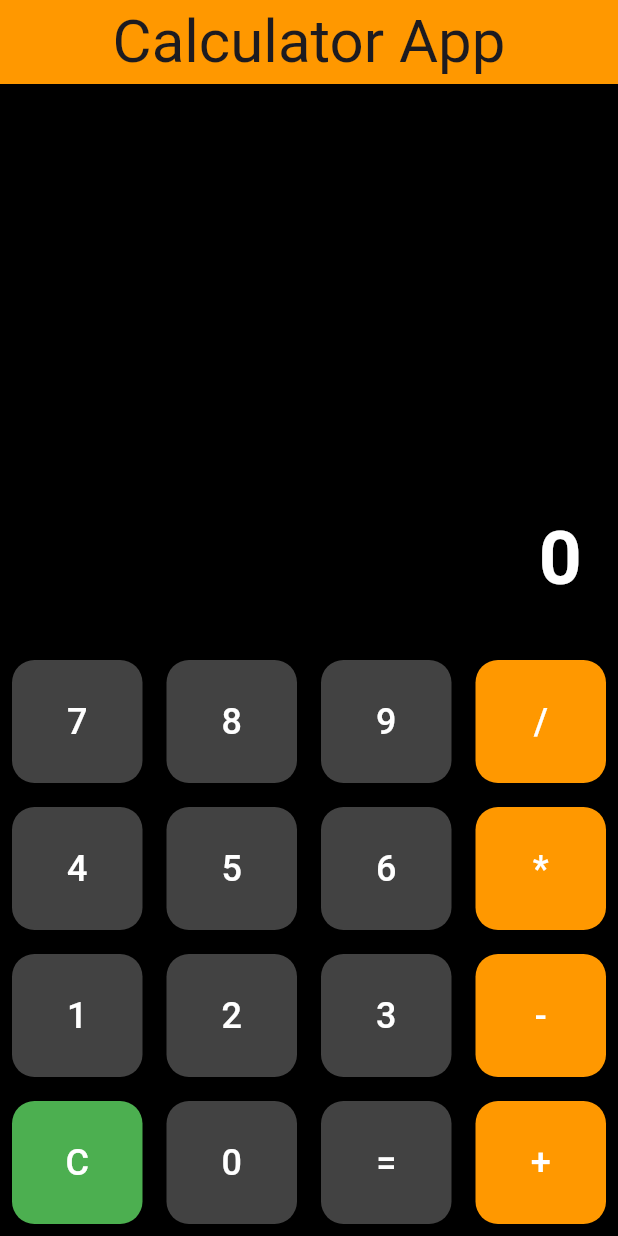
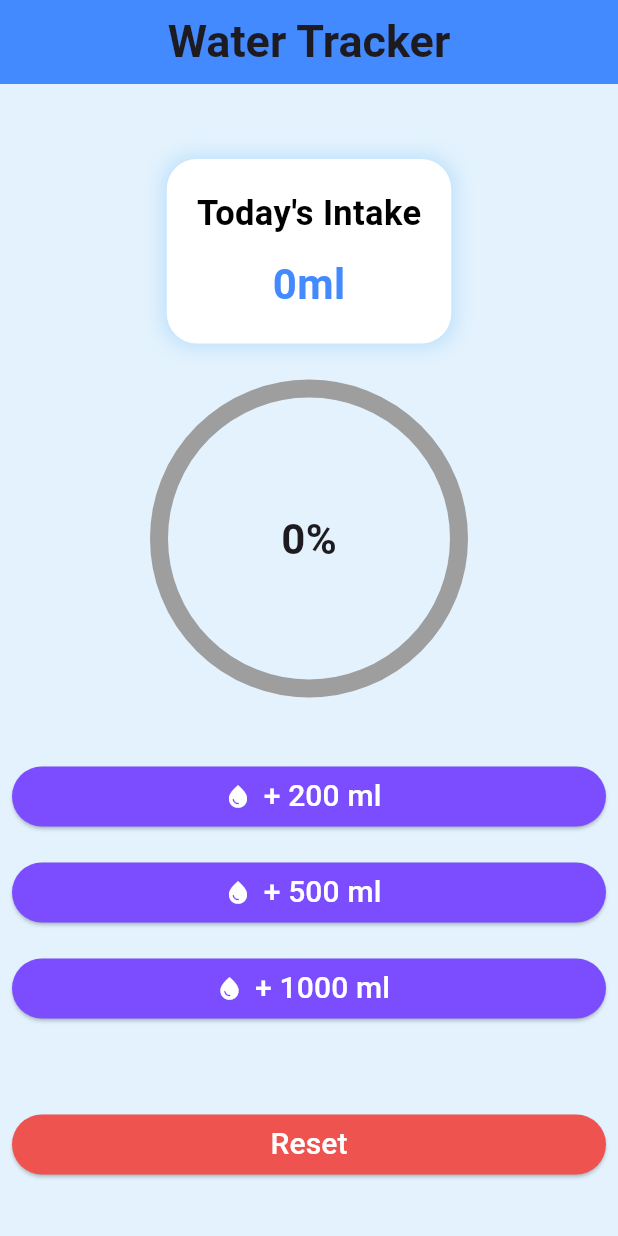
Before and after one commit to nimeullaha71/flutter_f, a Flutter app: the screen it shows after launch, on a phone screen of 412 x 824 dp. Run offline on Flutter 3.47's test engine with Material 3 defaults, Android fonts, the light colour scheme and no system bars; our stand-ins replace device_preview, responsive_builder, sizer.

Commit message:
water tracker

```diff
--- a/lib/myApp.dart
+++ b/lib/myApp.dart
@@ -1,5 +1,6 @@
 import 'package:device_preview/device_preview.dart';
 import 'package:flutter/material.dart';
+import 'package:flutter_f/waterTrackerApp.dart';
 import 'package:responsive_builder/responsive_builder.dart';
 import 'package:sizer/sizer.dart';
 import 'Home.dart';
@@ -36,7 +37,7 @@ class myApp extends StatelessWidget {
           ),
 
           title: "Flutter app",
-          home: calculatorApp(),
+          home: waterTracker(),
         );
       }
     );
--- /dev/null
+++ b/lib/waterTrackerApp.dart
@@ -0,0 +1,136 @@
+import 'package:flutter/material.dart';
+import 'package:flutter_f/widget/AddWaterBTN.dart';
+
+class waterTracker extends StatefulWidget {
+  const waterTracker({super.key});
+
+  @override
+  State<waterTracker> createState() => _waterTrackerState();
+}
+
+class _waterTrackerState extends State<waterTracker> {
+
+  int _currentIntake = 0;
+  final int _goal = 2000;
+
+  void waterAdd(int amount){
+    setState(() {
+      if(_currentIntake<_goal){
+        _currentIntake  = (_currentIntake+amount).clamp(0, _goal);
+      }
+    });
+  }
+
+  void resetWater(){
+    setState(() {
+      _currentIntake = 0;
+    });
+  }
+
+  @override
+  Widget build(BuildContext context) {
+    double progress = (_currentIntake/_goal).clamp(0.0, 1.0);
+    return Scaffold(
+      backgroundColor: Colors.blue.shade50,
+      appBar: AppBar(
+        title: Text(
+          "Water Tracker",
+          style: TextStyle(fontSize: 30, fontWeight: FontWeight.bold),
+        ),
+        backgroundColor: Colors.blueAccent,
+      ),
+      body: Center(
+        child: Column(
+          crossAxisAlignment: CrossAxisAlignment.center,
+          children: [
+            SizedBox(
+              height: 50,
+            ),
+            Container(
+              padding: EdgeInsets.all(20),
+              decoration: BoxDecoration(
+                  color: Colors.white,
+                  borderRadius: BorderRadius.circular(20),
+                  boxShadow: [
+                    BoxShadow(
+                      color: Colors.blue.withOpacity(0.2),
+                      blurRadius: 10,
+                      spreadRadius: 2,
+                    )
+                  ]),
+              child: Column(
+                children: [
+                  Text(
+                    "Today's Intake",
+                    style: TextStyle(
+                        fontSize: 23,
+                        fontWeight: FontWeight.bold,
+                        color: Colors.black),
+                  ),
+                  SizedBox(
+                    height: 10,
+                  ),
+                  Text(
+                    "${_currentIntake}ml",
+                    style: TextStyle(
+                        fontSize: 28,
+                        fontWeight: FontWeight.bold,
+                        color: Colors.blueAccent),
+                  )
+                ],
+              ),
+            ),
+            SizedBox(
+              height: 30,
+            ),
+            Stack(
+              alignment: Alignment.center,
+              children: [
+                Container(
+                  height: 200,
+                  width: 200,
+                  child: CircularProgressIndicator(
+                    value: progress,
+                    backgroundColor: Colors.grey.shade500,
+                    color: Colors.blueAccent,
+                    strokeWidth: 12,
+                  ),
+                ),
+                Text(
+                  '${(progress*100).toInt()}%',
+                  style: TextStyle(fontSize: 28, fontWeight: FontWeight.bold),
+                ),
+              ],
+            ),
+            SizedBox(
+              height: 40,
+            ),
+            Wrap(spacing: 15, children: [
+              AddWaterBTN(amount: 200, onClick: ()=>waterAdd(200)),
+              AddWaterBTN(amount: 500, onClick: () =>waterAdd(500),),
+              AddWaterBTN(amount: 1000, onClick: ()=>waterAdd(1000),),
+            ]),
+            SizedBox(
+              height: 40,
+            ),
+            SizedBox(
+                width: double.infinity,
+                child: Padding(
+                  padding: const EdgeInsets.all(8.0),
+                  child: ElevatedButton(
+                    style: ElevatedButton.styleFrom(
+                      backgroundColor: Colors.red.shade400
+                    ),
+                      onPressed: () =>resetWater(),
+                      child: Text(
+                        "Reset",
+                        style:
+                            TextStyle(fontSize: 20, fontWeight: FontWeight.w500,color: Colors.white),
+                      )),
+                ))
+          ],
+        ),
+      ),
+    );
+  }
+}
--- /dev/null
+++ b/lib/widget/AddWaterBTN.dart
@@ -0,0 +1,22 @@
+import 'package:flutter/material.dart';
+
+class AddWaterBTN extends StatelessWidget {
+  final int amount;
+  IconData ? icon;
+  final VoidCallback onClick;
+  AddWaterBTN({
+    super.key, required this.amount,this.icon, required this.onClick
+  });
+
+  @override
+  Widget build(BuildContext context) {
+    return SizedBox(
+      width: double.infinity,
+      child: Padding(
+        padding: const EdgeInsets.all(8.0),
+        child: ElevatedButton.icon(onPressed: onClick, label: Text("+ ${amount} ml",style: TextStyle(fontSize: 20,fontWeight: FontWeight.w500,color: Colors.white),),
+            icon: Icon(icon ?? Icons.water_drop,color: Colors.white,)),
+      ),
+    );
+  }
+}
```
